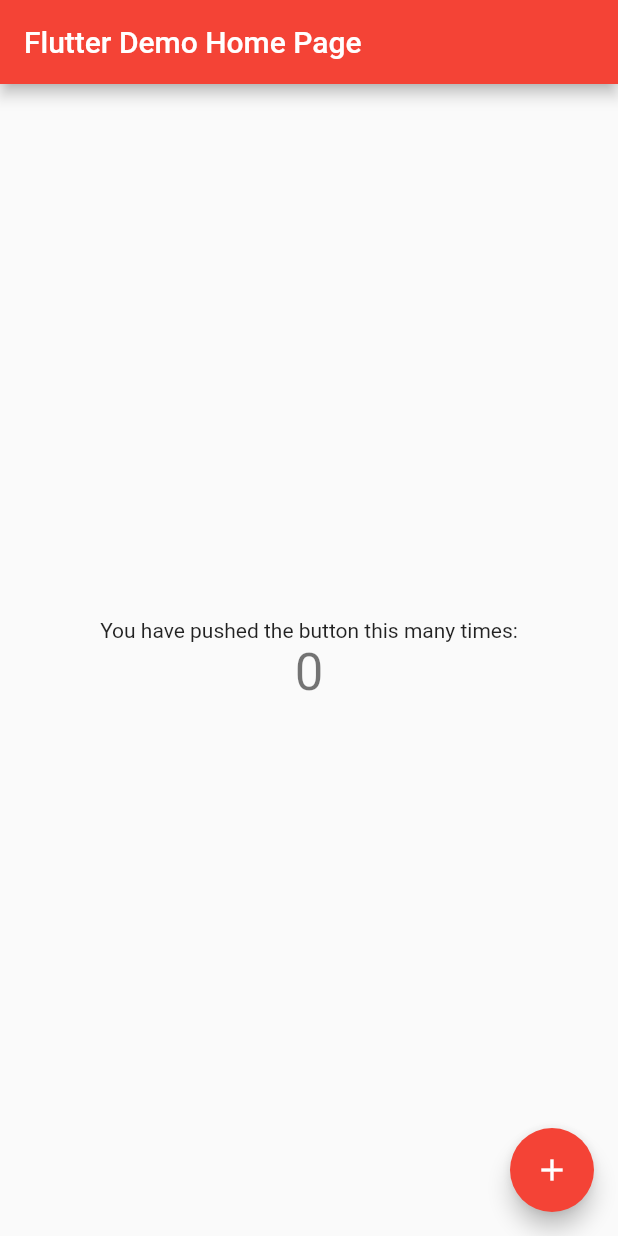
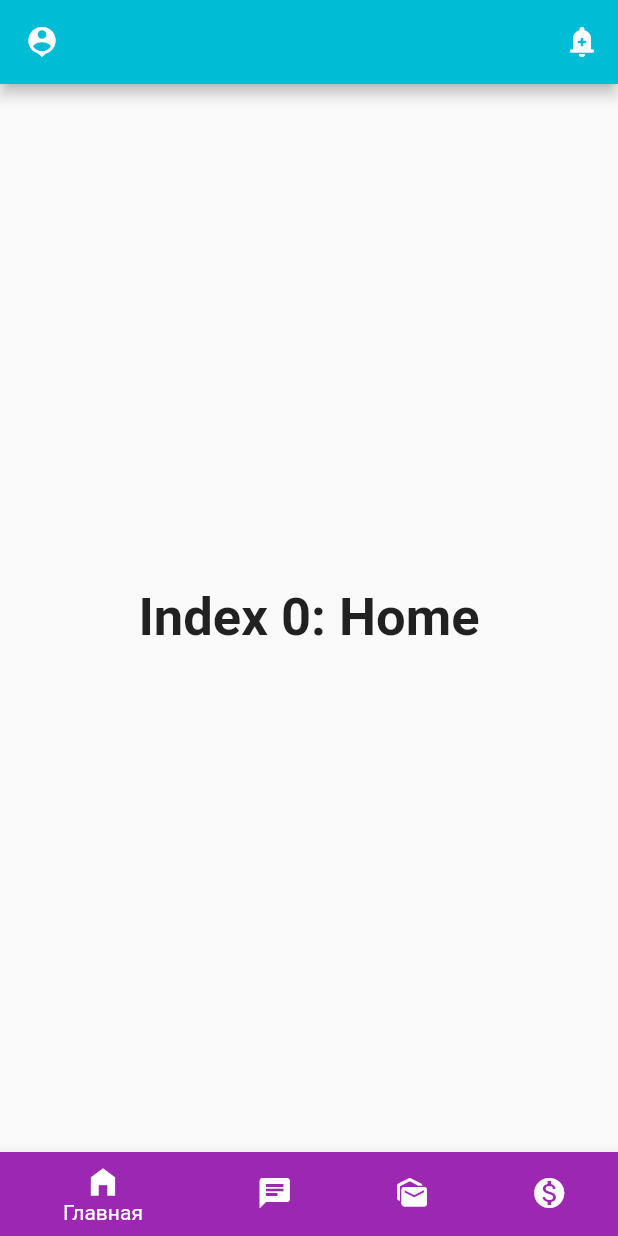
Before and after one commit to shuyanov/CommandProjectForHackathon, a Flutter app: the screen it shows after launch, on a phone screen of 412 x 824 dp. Run offline on Flutter 3.47's test engine with Material 2 defaults, Android fonts, the phone set to English and light mode, and no system bars.

Commit message:
Главный экран

```diff
--- /dev/null
+++ b/flutter/lib/Bar/BottomBar.dart
@@ -0,0 +1,117 @@
+import 'package:flutter/material.dart';
+
+class MyStatefulWidget extends StatefulWidget {
+  const MyStatefulWidget({super.key});
+
+  @override
+  State<MyStatefulWidget> createState() => _MyStatefulWidgetState();
+}
+
+class _MyStatefulWidgetState extends State<MyStatefulWidget> {
+  int _selectedIndex =0;
+  static const TextStyle optionStyle = TextStyle(fontSize: 35, fontWeight: FontWeight.bold);
+  static const List<Widget> _WidgetOption = <Widget>[
+    Text(
+      'Index 0: Home',
+      style: optionStyle,
+    ),
+    Text(
+      'Index 1: Чаты',
+      style: optionStyle,
+    ),
+    Text(
+      'Index 2: Заявки',
+      style: optionStyle,
+    ),
+    Text(
+      'Index 3: Оплата',
+      style: optionStyle,
+    ),
+  ];
+
+  void _onItemTapped(int index) {
+    setState(() {
+      _selectedIndex = index;
+    });
+  }
+
+  @override
+  Widget build(BuildContext context) {
+    return Scaffold(
+      appBar: AppBar(
+        backgroundColor: Colors.cyan,
+        leading: IconButton(
+          icon: const Icon(Icons.person_pin),
+          tooltip: 'Профиль',
+          onPressed: () {
+            Navigator.push(context, MaterialPageRoute<void>(
+                builder: (BuildContext){
+                  return Scaffold(
+                    appBar: AppBar(
+                      title: const Text('Профиль'),
+                      backgroundColor: Colors.cyan,
+                    ),
+                    body: SafeArea(
+                      child: Row(
+                        mainAxisAlignment: MainAxisAlignment.center,
+                        children: [
+                          Column(
+                            children: [
+                              Padding(padding: EdgeInsets.only(top: 30)),
+                              CircleAvatar(
+                                backgroundImage: AssetImage('image/llll.jpg'),
+                                //backgroundColor: Colors.white,
+                                radius: 60,
+                              ),
+                              Text('Имя пользователя', style: TextStyle(fontSize: 32)),
+                            ],
+                          )
+                        ],
+                      ),
+                    ),
+                  );
+                }
+            ));
+          },
+        ),
+        actions: <Widget>[
+          IconButton(
+            icon: const Icon(Icons.add_alert_rounded),
+            tooltip: 'Уведомления',
+            onPressed: () {},
+          )
+        ],
+      ),
+      body: Center(
+        child: _WidgetOption.elementAt(_selectedIndex),
+      ),
+      bottomNavigationBar: BottomNavigationBar(
+        items: const <BottomNavigationBarItem> [
+          BottomNavigationBarItem(
+            icon: Icon(Icons.home_filled),
+            label: 'Главная',
+            backgroundColor: Colors.purple,
+          ),
+          BottomNavigationBarItem(
+            icon: Icon(Icons.chat),
+            label: 'Чаты',
+            backgroundColor: Colors.green,
+          ),
+          BottomNavigationBarItem(
+            icon: Icon(Icons.mark_as_unread),
+            label: 'Заявки',
+            backgroundColor: Colors.amber,
+          ),
+          BottomNavigationBarItem(
+            icon: Icon(Icons.monetization_on),
+            label: 'Оплата',
+            backgroundColor: Colors.redAccent,
+          ),
+        ],
+        currentIndex: _selectedIndex,
+        selectedItemColor: Colors.white,
+        onTap: _onItemTapped,
+      ),
+    );
+  }
+}
--- a/flutter/lib/main.dart
+++ b/flutter/lib/main.dart
@@ -1,115 +1,15 @@
 import 'package:flutter/material.dart';
+import 'package:command_flutter/Bar/BottomBar.dart';
 
-void main() {
-  runApp(const MyApp());
-}
+
+void main() => runApp(MyApp());
 
 class MyApp extends StatelessWidget {
-  const MyApp({super.key});
-
-  // This widget is the root of your application.
   @override
   Widget build(BuildContext context) {
     return MaterialApp(
-      title: 'Flutter Demo',
-      theme: ThemeData(
-        // This is the theme of your application.
-        //
-        // Try running your application with "flutter run". You'll see the
-        // application has a blue toolbar. Then, without quitting the app, try
-        // changing the primarySwatch below to Colors.green and then invoke
-        // "hot reload" (press "r" in the console where you ran "flutter run",
-        // or simply save your changes to "hot reload" in a Flutter IDE).
-        // Notice that the counter didn't reset back to zero; the application
-        // is not restarted.
-        primarySwatch: Colors.red,
-      ),
-      home: const MyHomePage(title: 'Flutter Demo Home Page'),
+      home: MyStatefulWidget(),
+      debugShowCheckedModeBanner: false,
     );
   }
 }
-
-class MyHomePage extends StatefulWidget {
-  const MyHomePage({super.key, required this.title});
-
-  // This widget is the home page of your application. It is stateful, meaning
-  // that it has a State object (defined below) that contains fields that affect
-  // how it looks.
-
-  // This class is the configuration for the state. It holds the values (in this
-  // case the title) provided by the parent (in this case the App widget) and
-  // used by the build method of the State. Fields in a Widget subclass are
-  // always marked "final".
-
-  final String title;
-
-  @override
-  State<MyHomePage> createState() => _MyHomePageState();
-}
-
-class _MyHomePageState extends State<MyHomePage> {
-  int _counter = 0;
-
-  void _incrementCounter() {
-    setState(() {
-      // This call to setState tells the Flutter framework that something has
-      // changed in this State, which causes it to rerun the build method below
-      // so that the display can reflect the updated values. If we changed
-      // _counter without calling setState(), then the build method would not be
-      // called again, and so nothing would appear to happen.
-      _counter++;
-    });
-  }
-
-  @override
-  Widget build(BuildContext context) {
-    // This method is rerun every time setState is called, for instance as done
-    // by the _incrementCounter method above.
-    //
-    // The Flutter framework has been optimized to make rerunning build methods
-    // fast, so that you can just rebuild anything that needs updating rather
-    // than having to individually change instances of widgets.
-    return Scaffold(
-      appBar: AppBar(
-        // Here we take the value from the MyHomePage object that was created by
-        // the App.build method, and use it to set our appbar title.
-        title: Text(widget.title),
-      ),
-      body: Center(
-        // Center is a layout widget. It takes a single child and positions it
-        // in the middle of the parent.
-        child: Column(
-          // Column is also a layout widget. It takes a list of children and
-          // arranges them vertically. By default, it sizes itself to fit its
-          // children horizontally, and tries to be as tall as its parent.
-          //
-          // Invoke "debug painting" (press "p" in the console, choose the
-          // "Toggle Debug Paint" action from the Flutter Inspector in Android
-          // Studio, or the "Toggle Debug Paint" command in Visual Studio Code)
-          // to see the wireframe for each widget.
-          //
-          // Column has various properties to control how it sizes itself and
-          // how it positions its children. Here we use mainAxisAlignment to
-          // center the children vertically; the main axis here is the vertical
-          // axis because Columns are vertical (the cross axis would be
-          // horizontal).
-          mainAxisAlignment: MainAxisAlignment.center,
-          children: <Widget>[
-            const Text(
-              'You have pushed the button this many times:',
-            ),
-            Text(
-              '$_counter',
-              style: Theme.of(context).textTheme.headline4,
-            ),
-          ],
-        ),
-      ),
-      floatingActionButton: FloatingActionButton(
-        onPressed: _incrementCounter,
-        tooltip: 'Increment',
-        child: const Icon(Icons.add),
-      ), // This trailing comma makes auto-formatting nicer for build methods.
-    );
-  }
-}
```
Also changed, not shown: 1 other file.
